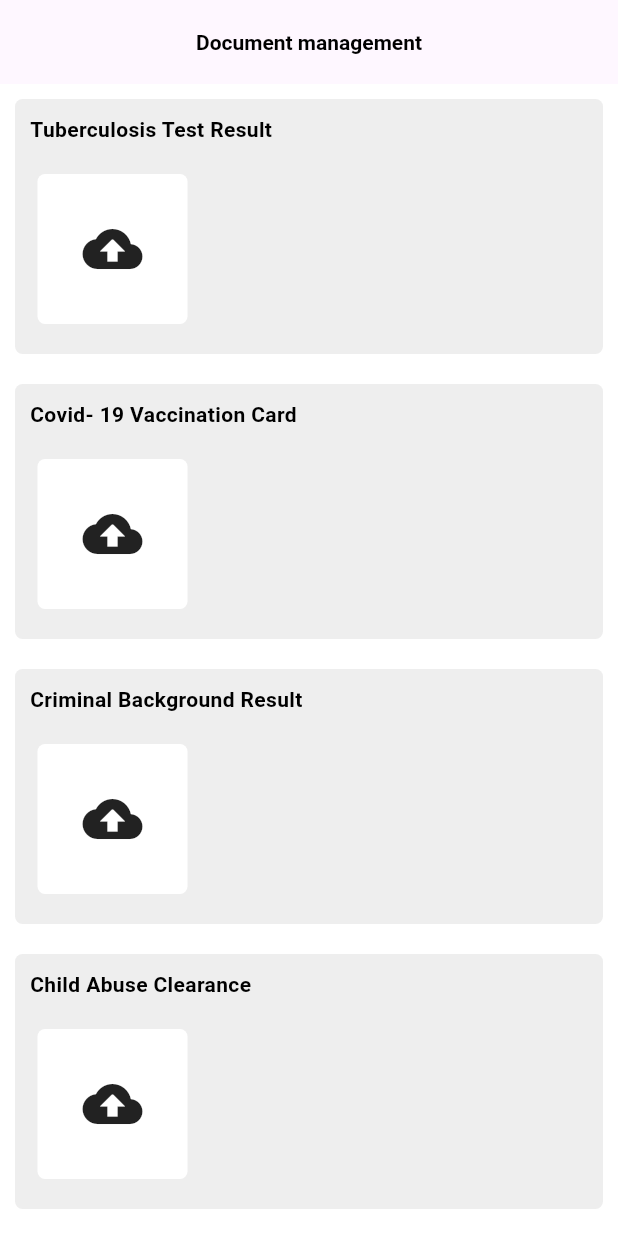
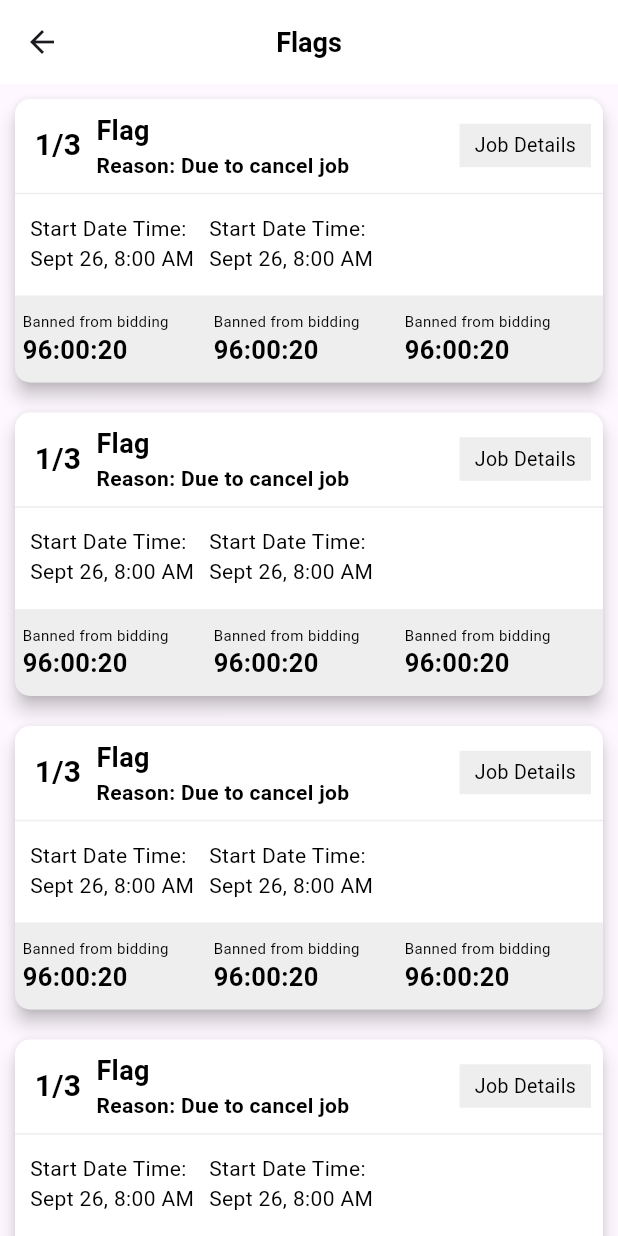
Before and after one commit to ekodusproduction/peaceworc-caregiver-flutter-app, a Flutter app: the screen it shows after launch, on a phone screen of 412 x 824 dp. Run offline on Flutter 3.47's test engine with Material 2 defaults, Android fonts, the light colour scheme and no system bars; our stand-ins replace flutter_svg, image_picker, permission_handler, pin_code_fields.

Commit message:
yesterday commit 14-09-2023

```diff
--- /dev/null
+++ b/lib/components/card/flag_card.dart
@@ -0,0 +1,126 @@
+import 'package:flutter/material.dart';
+class FlagCard extends StatelessWidget {
+  const FlagCard({super.key});
+
+  @override
+  Widget build(BuildContext context) {
+    return Card(
+      color: Colors.white,
+       elevation: 5.0,
+       clipBehavior: Clip.antiAliasWithSaveLayer,
+       margin: EdgeInsets.all(10.0),
+       shape: RoundedRectangleBorder(
+         borderRadius: BorderRadius.circular(10.0)
+       ),
+      child: Column(
+        children: [
+          Container(
+            color: Colors.white,
+            child: Padding(
+              padding: const EdgeInsets.all(8.0),
+              child: Row(
+                mainAxisAlignment: MainAxisAlignment.spaceBetween,
+                children: [
+                  Row(
+                    mainAxisAlignment: MainAxisAlignment.start,
+                    children: [
+                      Padding(
+                          padding: EdgeInsets.only(left: 5.0, right: 10.0),
+                          child: Text("1/3", style: TextStyle(color: Colors.black, fontWeight: FontWeight.bold, fontSize: 20),)),
+                      Column(
+                        crossAxisAlignment: CrossAxisAlignment.start,
+                        children: [
+                          Text("Flag", style: TextStyle(color: Colors.black, fontWeight: FontWeight.bold, fontSize: 18),),
+                          Text("Reason: Due to cancel job", style: TextStyle(color: Colors.black, fontSize: 14, fontWeight: FontWeight.bold),)
+                        ],
+                      )
+                    ],
+                  ),
+                  Container(
+                    color: Colors.grey[200],
+                    child: Padding(
+                        padding: EdgeInsets.only(right: 10.0, left: 10.0, top:5.0, bottom: 5.0),
+                        child: Text("Job Details", style: TextStyle(color: Colors.black, fontSize: 13),)),
+                  )
+                ],
+              ),
+            ),
+          ),
+          Divider(height: 2.0, color: Colors.grey[200],),
+          Container(
+            color: Colors.white,
+            child: Padding(
+              padding: EdgeInsets.only(top: 12.0, bottom: 15.0),
+              child: const Row(
+                mainAxisAlignment: MainAxisAlignment.start,
+                children: [
+                  Padding(
+                    padding: EdgeInsets.only(left: 10.0, right: 10.0),
+                    child: Column(
+                      crossAxisAlignment: CrossAxisAlignment.start,
+                      children: [
+                        Text("Start Date Time:", style: TextStyle(color: Colors.black, fontSize: 14),),
+
+                        Text("Sept 26, 8:00 AM", style: TextStyle(color: Colors.black, fontSize: 14),)
+                      ],
+                    ),
+                  ),
+
+                  Column(
+                    crossAxisAlignment: CrossAxisAlignment.start,
+                    children: [
+                      Text("Start Date Time:", style: TextStyle(color: Colors.black, fontSize: 14),),
+
+                      Text("Sept 26, 8:00 AM", style: TextStyle(color: Colors.black, fontSize: 14),)
+                    ],
+                  )
+                ],
+              ),
+            ),
+          ),
+          Container(
+            decoration: BoxDecoration(
+              color: Colors.grey[200],
+              //borderRadius: BorderRadius.only(bottomLeft: Radius.circular(10.0), bottomRight: Radius.circular(10.0))
+            ),
+            child: Padding(
+              padding: EdgeInsets.only(left: 5.0, right: 5.0, top:10.0, bottom: 10.0),
+              child: Flex(
+                direction: Axis.horizontal,
+                children: [
+                  Expanded(
+                    child: Column(
+                      crossAxisAlignment: CrossAxisAlignment.start,
+                      children: [
+                        Text("Banned from bidding", style: TextStyle(color: Colors.black, fontSize: 10),),
+                        Text("96:00:20", style: TextStyle(color: Colors.black, fontSize: 17, fontWeight: FontWeight.bold),)
+                      ],
+                    ),
+                  ),
+                  Expanded(
+                    child: Column(
+                      crossAxisAlignment: CrossAxisAlignment.start,
+                      children: [
+                        Text("Banned from bidding", style: TextStyle(color: Colors.black, fontSize: 10),),
+                        Text("96:00:20", style: TextStyle(color: Colors.black, fontSize: 17, fontWeight: FontWeight.bold),)
+                      ],
+                    ),
+                  ),
+                  Expanded(
+                    child: Column(
+                      crossAxisAlignment: CrossAxisAlignment.start,
+                      children: [
+                        Text("Banned from bidding", style: TextStyle(color: Colors.black, fontSize: 10),),
+                        Text("96:00:20", style: TextStyle(color: Colors.black, fontSize: 17, fontWeight: FontWeight.bold),)
+                      ],
+                    ),
+                  )
+                ],
+              ),
+            ),
+          ),
+        ],
+      ),
+    );
+  }
+}
--- a/lib/main.dart
+++ b/lib/main.dart
@@ -8,6 +8,7 @@ import 'package:peace_worc/screen/login/login.dart';
 import 'package:peace_worc/screen/otp/otp.dart';
 import 'package:peace_worc/screen/profile/profile_registration.dart';
 import 'package:peace_worc/screen/settings/document_upload.dart';
+import 'package:peace_worc/screen/settings/flag_screen.dart';
 import 'package:peace_worc/screen/settings/settingScreen.dart';
 import 'package:peace_worc/screen/signup/signup.dart';
 import 'package:peace_worc/screen/jobs/job_detail.dart';
@@ -83,7 +84,7 @@ class _MyHomePageState extends State<MyHomePage> {
     // than having to individually change instances of widgets.
     return const Scaffold(
 
-      body: DocumentUpload(),
+      body: FlagScreen(),
 
       // This trailing comma makes auto-formatting nicer for build methods.
     );
--- /dev/null
+++ b/lib/screen/settings/flag_screen.dart
@@ -0,0 +1,52 @@
+import 'package:flutter/material.dart';
+import 'package:peace_worc/components/card/flag_card.dart';
+class FlagScreen extends StatefulWidget {
+
+
+   const FlagScreen({super.key});
+
+  @override
+  State<FlagScreen> createState() => _FalgScreenState();
+
+
+}
+
+class _FalgScreenState extends State<FlagScreen> {
+  final ScrollController _scrollController = ScrollController();
+  double _scrollPosition = 0;
+  @override
+  void initState() {
+    _scrollController.addListener(_scrollListener);
+    super.initState();
+  }
+
+  _scrollListener() {
+    setState(() {
+      _scrollPosition = _scrollController.position.pixels;
+      print(_scrollPosition);
+    });
+  }
+
+  List<String> documentName = ["Tuberculosis Test Result","Covid- 19 Vaccination Card",
+    "Criminal Background Result","Child Abuse Clearance",
+    "Employment Eligibility Verification Form(i-9 Form)", "Driving License", "2 - forms of id"];
+  @override
+  Widget build(BuildContext context) {
+    return Scaffold(
+
+      appBar:  AppBar(
+        leading: BackButton(),
+        title: Text("Flags", style: TextStyle(color: Colors.black, fontWeight: FontWeight.bold, fontSize: 18),),
+        centerTitle: true,
+        elevation: 0,
+        backgroundColor: Colors.white,
+          surfaceTintColor: Colors.transparent
+      ) ,
+      body: ListView.builder(
+          itemCount: documentName.length,
+          itemBuilder: (BuildContext context, int index){
+            return FlagCard();
+          }),
+    );
+  }
+}
--- a/pubspec.yaml
+++ b/pubspec.yaml
@@ -35,6 +35,7 @@ dependencies:
   pin_code_fields: ^8.0.1
   flutter_slidable: ^3.0.0
   permission_handler: ^11.0.0
+  image_picker: ^1.0.4
 
 
   # The following adds the Cupertino Icons font to your application.
```
Also changed, not shown: lib/components/document/document_card.dart (+78 -19 lines), lib/screen/settings/document_upload.dart (+5 -28 lines), pubspec.lock, 5 other files.
